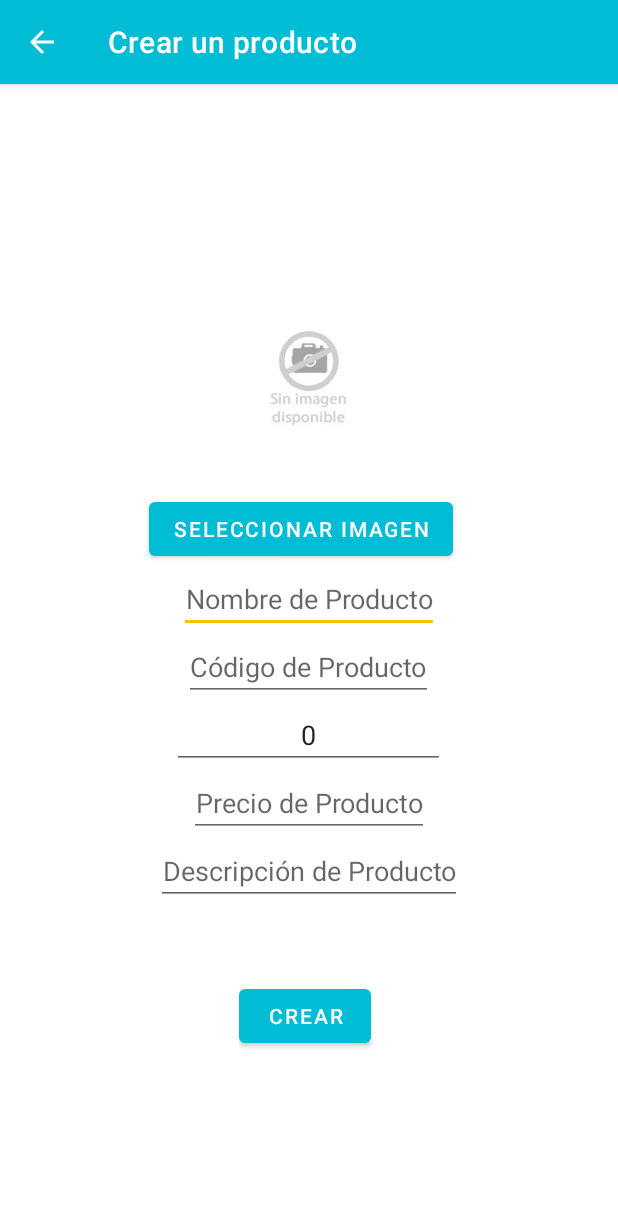
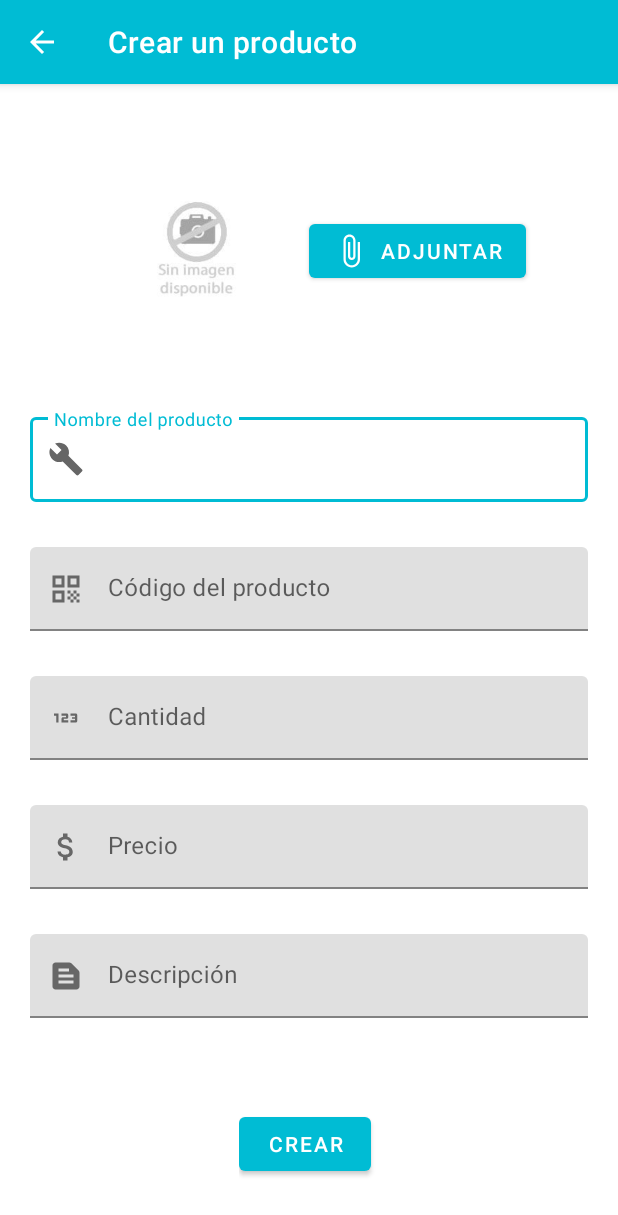
Before and after one commit to lucho0841/StorageApp, an Android app: the CreateProductActivity screen opened directly, with no data from a screen before it, on a phone screen of 412 x 824 dp. Shown: the top 1215 px of the screen. Run offline under Robolectric (Android 15) with nearby library versions, the phone set to English and light mode, and no system bars; our stand-ins replace Firebase (no records; nobody signed in at launch, a user with empty details on screens opened directly).

Commit message:
Implementación Radio Button de mantener sesión y cambios en inputs

```diff
--- a/app/build.gradle
+++ b/app/build.gradle
@@ -44,6 +44,7 @@ dependencies {
     implementation 'androidx.legacy:legacy-support-v4:1.0.0'
     implementation 'com.google.firebase:firebase-auth:21.0.4'
     implementation 'com.google.firebase:firebase-database:20.0.5'
+    implementation 'com.google.firebase:firebase-common-ktx:20.1.1'
     testImplementation 'junit:junit:4.13.2'
     androidTestImplementation 'androidx.test.ext:junit:1.1.3'
     androidTestImplementation 'androidx.test.espresso:espresso-core:3.4.0'
--- a/app/src/main/java/com/example/storageapp/model/GridAdapter.java
+++ b/app/src/main/java/com/example/storageapp/model/GridAdapter.java
@@ -2,6 +2,7 @@ package com.example.storageapp.model;
 
 import android.content.Context;
 import android.content.Intent;
+import android.net.Uri;
 import android.os.Parcelable;
 import android.view.LayoutInflater;
 import android.view.View;
@@ -64,7 +65,7 @@ public class GridAdapter extends BaseAdapter implements Filterable {
         txtPrice = convertView.findViewById(R.id.txtPrice);
         btnEditar = convertView.findViewById(R.id.btnEditProduct);
 
-        imageProduct.setImageURI(filterProducts.get(position).getImage());
+        imageProduct.setImageURI(Uri.parse(filterProducts.get(position).getImage()));
         txtName.setText("Nombre: " + filterProducts.get(position).getNombre());
         txtCode.setText("Código: " + filterProducts.get(position).getCodigo());
         txtPrice.setText("Precio: " + filterProducts.get(position).getPrecio());
--- a/app/src/main/java/com/example/storageapp/views/EditCategoryActivity.java
+++ b/app/src/main/java/com/example/storageapp/views/EditCategoryActivity.java
@@ -16,8 +16,8 @@ import android.widget.EditText;
 import android.widget.TableLayout;
 import android.widget.TextView;
 
-import com.example.storageapp.Dataholder;
 import com.example.storageapp.R;
+import com.example.storageapp.controller.Dataholder;
 import com.example.storageapp.model.CategoryModel;
 
 import org.w3c.dom.Text;
--- a/app/src/main/java/com/example/storageapp/views/InventarioActivity.java
+++ b/app/src/main/java/com/example/storageapp/views/InventarioActivity.java
@@ -4,6 +4,7 @@ import android.content.ContentResolver;
 import android.content.Context;
 import android.content.DialogInterface;
 import android.content.Intent;
+import android.content.SharedPreferences;
 import android.content.res.Resources;
 import android.net.Uri;
 import android.os.Bundle;
@@ -44,6 +45,8 @@ public class InventarioActivity extends AppCompatActivity implements DataShare {
     int productoId, cantidadProducto;
     boolean isEdit, isDelete;
     StorageFragment storageFragment;
+    private static final String SHARE_PREFERENCES = "share.preference.user";
+    private static final String PREFERENCE_ESTADO_SESION = "estado.sesion";
 
     @Override
     protected void onCreate(Bundle savedInstanceState) {
@@ -199,6 +202,8 @@ public class InventarioActivity extends AppCompatActivity implements DataShare {
                             @Override
                             public void onClick(DialogInterface dialogInterface, int i) {
                                 logout();
+                                SharedPreferences sharedPreferences = getSharedPreferences(SHARE_PREFERENCES, MODE_PRIVATE);
+                                sharedPreferences.edit().putBoolean(PREFERENCE_ESTADO_SESION, false).apply();
                             }
                         })
                         .setNegativeButton("Cancelar", null)
--- /dev/null
+++ b/app/src/main/res/drawable/ic_baseline_123_24.xml
@@ -0,0 +1,10 @@
+<vector xmlns:android="http://schemas.android.com/apk/res/android"
+    android:width="24dp"
+    android:height="24dp"
+    android:viewportWidth="24"
+    android:viewportHeight="24"
+    android:tint="?attr/colorControlNormal">
+  <path
+      android:fillColor="@android:color/white"
+      android:pathData="M7,15H5.5v-4.5H4V9h3V15zM13.5,13.5h-3v-1h2c0.55,0 1,-0.45 1,-1V10c0,-0.55 -0.45,-1 -1,-1H9v1.5h3v1h-2c-0.55,0 -1,0.45 -1,1V15h4.5V13.5zM19.5,14v-4c0,-0.55 -0.45,-1 -1,-1H15v1.5h3v1h-2v1h2v1h-3V15h3.5C19.05,15 19.5,14.55 19.5,14z"/>
+</vector>
--- /dev/null
+++ b/app/src/main/res/drawable/ic_baseline_attach_file_24.xml
@@ -0,0 +1,5 @@
+<vector android:height="24dp" android:tint="#FFFFFF"
+    android:viewportHeight="24" android:viewportWidth="24"
+    android:width="24dp" xmlns:android="http://schemas.android.com/apk/res/android">
+    <path android:fillColor="@android:color/white" android:pathData="M16.5,6v11.5c0,2.21 -1.79,4 -4,4s-4,-1.79 -4,-4V5c0,-1.38 1.12,-2.5 2.5,-2.5s2.5,1.12 2.5,2.5v10.5c0,0.55 -0.45,1 -1,1s-1,-0.45 -1,-1V6H10v9.5c0,1.38 1.12,2.5 2.5,2.5s2.5,-1.12 2.5,-2.5V5c0,-2.21 -1.79,-4 -4,-4S7,2.79 7,5v12.5c0,3.04 2.46,5.5 5.5,5.5s5.5,-2.46 5.5,-5.5V6h-1.5z"/>
+</vector>
--- /dev/null
+++ b/app/src/main/res/drawable/ic_baseline_attach_money_24.xml
@@ -0,0 +1,10 @@
+<vector xmlns:android="http://schemas.android.com/apk/res/android"
+    android:width="24dp"
+    android:height="24dp"
+    android:viewportWidth="24"
+    android:viewportHeight="24"
+    android:tint="?attr/colorControlNormal">
+  <path
+      android:fillColor="@android:color/white"
+      android:pathData="M11.8,10.9c-2.27,-0.59 -3,-1.2 -3,-2.15 0,-1.09 1.01,-1.85 2.7,-1.85 1.78,0 2.44,0.85 2.5,2.1h2.21c-0.07,-1.72 -1.12,-3.3 -3.21,-3.81V3h-3v2.16c-1.94,0.42 -3.5,1.68 -3.5,3.61 0,2.31 1.91,3.46 4.7,4.13 2.5,0.6 3,1.48 3,2.41 0,0.69 -0.49,1.79 -2.7,1.79 -2.06,0 -2.87,-0.92 -2.98,-2.1h-2.2c0.12,2.19 1.76,3.42 3.68,3.83V21h3v-2.15c1.95,-0.37 3.5,-1.5 3.5,-3.55 0,-2.84 -2.43,-3.81 -4.7,-4.4z"/>
+</vector>
--- /dev/null
+++ b/app/src/main/res/drawable/ic_baseline_build_24.xml
@@ -0,0 +1,10 @@
+<vector xmlns:android="http://schemas.android.com/apk/res/android"
+    android:width="24dp"
+    android:height="24dp"
+    android:viewportWidth="24"
+    android:viewportHeight="24"
+    android:tint="?attr/colorControlNormal">
+  <path
+      android:fillColor="@android:color/white"
+      android:pathData="M22.7,19l-9.1,-9.1c0.9,-2.3 0.4,-5 -1.5,-6.9 -2,-2 -5,-2.4 -7.4,-1.3L9,6 6,9 1.6,4.7C0.4,7.1 0.9,10.1 2.9,12.1c1.9,1.9 4.6,2.4 6.9,1.5l9.1,9.1c0.4,0.4 1,0.4 1.4,0l2.3,-2.3c0.5,-0.4 0.5,-1.1 0.1,-1.4z"/>
+</vector>
--- /dev/null
+++ b/app/src/main/res/drawable/ic_baseline_qr_code_24.xml
@@ -0,0 +1,40 @@
+<vector xmlns:android="http://schemas.android.com/apk/res/android"
+    android:width="24dp"
+    android:height="24dp"
+    android:viewportWidth="24"
+    android:viewportHeight="24"
+    android:tint="?attr/colorControlNormal">
+  <path
+      android:fillColor="@android:color/white"
+      android:pathData="M3,11h8V3H3V11zM5,5h4v4H5V5z"/>
+  <path
+      android:fillColor="@android:color/white"
+      android:pathData="M3,21h8v-8H3V21zM5,15h4v4H5V15z"/>
+  <path
+      android:fillColor="@android:color/white"
+      android:pathData="M13,3v8h8V3H13zM19,9h-4V5h4V9z"/>
+  <path
+      android:fillColor="@android:color/white"
+      android:pathData="M19,19h2v2h-2z"/>
+  <path
+      android:fillColor="@android:color/white"
+      android:pathData="M13,13h2v2h-2z"/>
+  <path
+      android:fillColor="@android:color/white"
+      android:pathData="M15,15h2v2h-2z"/>
+  <path
+      android:fillColor="@android:color/white"
+      android:pathData="M13,17h2v2h-2z"/>
+  <path
+      android:fillColor="@android:color/white"
+      android:pathData="M15,19h2v2h-2z"/>
+  <path
+      android:fillColor="@android:color/white"
+      android:pathData="M17,17h2v2h-2z"/>
+  <path
+      android:fillColor="@android:color/white"
+      android:pathData="M17,13h2v2h-2z"/>
+  <path
+      android:fillColor="@android:color/white"
+      android:pathData="M19,15h2v2h-2z"/>
+</vector>
--- /dev/null
+++ b/app/src/main/res/drawable/ic_baseline_text_snippet_24.xml
@@ -0,0 +1,10 @@
+<vector xmlns:android="http://schemas.android.com/apk/res/android"
+    android:width="24dp"
+    android:height="24dp"
+    android:viewportWidth="24"
+    android:viewportHeight="24"
+    android:tint="?attr/colorControlNormal">
+  <path
+      android:fillColor="@android:color/white"
+      android:pathData="M20.41,8.41l-4.83,-4.83C15.21,3.21 14.7,3 14.17,3H5C3.9,3 3,3.9 3,5v14c0,1.1 0.9,2 2,2h14c1.1,0 2,-0.9 2,-2V9.83C21,9.3 20.79,8.79 20.41,8.41zM7,7h7v2H7V7zM17,17H7v-2h10V17zM17,13H7v-2h10V13z"/>
+</vector>
--- a/app/src/main/res/layout/activity_create_product.xml
+++ b/app/src/main/res/layout/activity_create_product.xml
@@ -1,13 +1,26 @@
 <?xml version="1.0" encoding="utf-8"?>
-<LinearLayout xmlns:tools="http://schemas.android.com/tools"
+<ScrollView
+    xmlns:tools="http://schemas.android.com/tools"
     xmlns:android="http://schemas.android.com/apk/res/android"
+    android:id="@+id/scrollView"
+    xmlns:app="http://schemas.android.com/apk/res-auto"
+    android:layout_width="match_parent"
+    android:layout_height="match_parent">
+
+<LinearLayout
     android:layout_width="match_parent"
     android:layout_height="wrap_content"
-    xmlns:app="http://schemas.android.com/apk/res-auto"
     android:layout_gravity="center"
     android:orientation="vertical"
-    android:gravity="center">
+    android:gravity="center"
+    android:layout_margin="20dp">
 
+    <LinearLayout
+        android:layout_width="match_parent"
+        android:layout_height="wrap_content"
+        android:orientation="horizontal"
+        android:gravity="center"
+        android:layout_marginBottom="10dp">
 
         <ImageView
             android:src="@drawable/sinimagen"
@@ -21,47 +34,89 @@
             android:id="@+id/btnCrearImagenProducto"
             android:layout_width="wrap_content"
             android:layout_height="wrap_content"
-        android:text="Seleccionar Imagen"
+            android:text="@string/button_adjuntar"
+            android:drawableLeft="@drawable/ic_baseline_attach_file_24"
             android:layout_marginRight="5dp"
             />
-    <EditText
+    </LinearLayout>
 
-        android:id="@+id/edtNombreProductoCrear"
-        android:layout_width="wrap_content"
-        android:layout_height="wrap_content"
-        android:hint="Nombre de Producto"
-        android:textAlignment="center"/>
 
-    <EditText
-
-        android:id="@+id/edtCodigoProductoCrear"
-        android:layout_width="wrap_content"
-        android:layout_height="wrap_content"
-        android:hint="Código de Producto"
-        android:textAlignment="center"/>
-
-    <EditText
-        android:id="@+id/edtCantidadProductoCrear"
-        android:layout_width="wrap_content"
-        android:layout_height="wrap_content"
-        android:hint="Cantidad de Producto"
-        android:textAlignment="center"
-        android:text="0"
-        android:inputType="number"/>
-    <EditText
-        android:id="@+id/edtPrecioProductoCrear"
-        android:layout_width="wrap_content"
-        android:layout_height="wrap_content"
-        android:hint="Precio de Producto"
-        android:textAlignment="center" />
-
-    <EditText
-        android:id="@+id/edtDescripcionProductoCrear"
-        android:layout_width="wrap_content"
+    <com.google.android.material.textfield.TextInputLayout
+        android:layout_width="match_parent"
         android:layout_height="wrap_content"
 
-        android:hint="Descripción de Producto"
-        android:textAlignment="center" />
+        android:hint="Nombre del producto"
+        android:layout_marginBottom="10dp"
+        android:layout_marginTop="20dp"
+        style="@style/Widget.MaterialComponents.TextInputLayout.OutlinedBox"
+        android:background="@null"
+        app:startIconDrawable="@drawable/ic_baseline_build_24">
+        <com.google.android.material.textfield.TextInputEditText
+            android:id="@+id/edtNombreProductoCrear"
+            android:layout_width="match_parent"
+            android:layout_height="wrap_content"
+            android:inputType="textAutoComplete"/>
+    </com.google.android.material.textfield.TextInputLayout>
+    <com.google.android.material.textfield.TextInputLayout
+        android:layout_width="match_parent"
+        android:layout_height="wrap_content"
+        app:boxBackgroundMode="filled"
+        android:hint="Código del producto"
+        android:layout_marginBottom="10dp"
+        android:layout_marginTop="20dp"
+        app:startIconDrawable="@drawable/ic_baseline_qr_code_24">
+        <com.google.android.material.textfield.TextInputEditText
+            android:id="@+id/edtCodigoProductoCrear"
+            android:layout_width="match_parent"
+            android:layout_height="wrap_content"
+            android:inputType="textAutoComplete"/>
+    </com.google.android.material.textfield.TextInputLayout>
+    <com.google.android.material.textfield.TextInputLayout
+        android:layout_width="match_parent"
+        android:layout_height="wrap_content"
+        app:boxBackgroundMode="filled"
+        android:hint="Cantidad"
+        android:layout_marginBottom="10dp"
+        android:layout_marginTop="20dp"
+        app:startIconDrawable="@drawable/ic_baseline_123_24">
+        <com.google.android.material.textfield.TextInputEditText
+            android:id="@+id/edtCantidadProductoCrear"
+            android:layout_width="match_parent"
+            android:layout_height="wrap_content"
+            android:inputType="number"/>
+    </com.google.android.material.textfield.TextInputLayout>
+
+    <com.google.android.material.textfield.TextInputLayout
+        android:layout_width="match_parent"
+        android:layout_height="wrap_content"
+        app:boxBackgroundMode="filled"
+        android:hint="Precio"
+        android:layout_marginBottom="10dp"
+        android:layout_marginTop="20dp"
+        app:startIconDrawable="@drawable/ic_baseline_attach_money_24">
+        <com.google.android.material.textfield.TextInputEditText
+            android:id="@+id/edtPrecioProductoCrear"
+            android:layout_width="match_parent"
+            android:layout_height="wrap_content"
+            android:inputType="number"/>
+    </com.google.android.material.textfield.TextInputLayout>
+
+    <com.google.android.material.textfield.TextInputLayout
+        android:layout_width="match_parent"
+        android:layout_height="wrap_content"
+        app:boxBackgroundMode="filled"
+        android:hint="Descripción"
+        android:layout_marginBottom="10dp"
+        android:layout_marginTop="20dp"
+        app:startIconDrawable="@drawable/ic_baseline_text_snippet_24">
+        <com.google.android.material.textfield.TextInputEditText
+            android:id="@+id/edtDescripcionProductoCrear"
+            android:layout_width="match_parent"
+            android:layout_height="wrap_content"
+            android:inputType="number"/>
+    </com.google.android.material.textfield.TextInputLayout>
+
+
     <LinearLayout
         android:layout_marginTop="50dp"
         android:layout_width="wrap_content"
@@ -82,3 +137,4 @@
 
 
         </LinearLayout>
+    </ScrollView>
--- a/app/src/main/res/values/strings.xml
+++ b/app/src/main/res/values/strings.xml
@@ -10,11 +10,15 @@
     <string name="hello_blank_fragment">Hello blank fragment</string>
     <string name="title_forgot_pass">Olvidaste tu contraseña?</string>
     <string name="title_recovery_pass">Recuperar contraseña</string>
+    <!-- botones -->
     <string name="button_login">Ingresar</string>
     <string name="button_reset">Enviar</string>
     <string name="button_Register">Registrarse</string>
+    <string name="button_adjuntar">Adjuntar</string>
+    <string name="radio_sesion">Mantener sesión iniciada</string>
+    <!-- /////// -->
     <string name="text_signin_social_media">O ingresa a travez de tus redes sociales</string>
     <string name="select_company">Selecciona tu compañia</string>
     <string name="title_reset">Recuperar contraseña</string>
-    <string name="radio_sesion">Mantener sesión iniciada</string>
+
 </resources>
```
Also changed, not shown: app/src/main/java/com/example/storageapp/fragments/StorageFragment.java (+5 -5 lines), app/src/main/java/com/example/storageapp/model/ProductModel.java (+4 -4 lines), app/src/main/java/com/example/storageapp/views/CreateProductActivity.java (+38 -10 lines), app/src/main/java/com/example/storageapp/views/LoginActivity.java (+6 -1 lines), app/src/main/res/layout/activity_login.xml (+53 -38 lines). Lines whose indentation alone changed are shown as unchanged.
